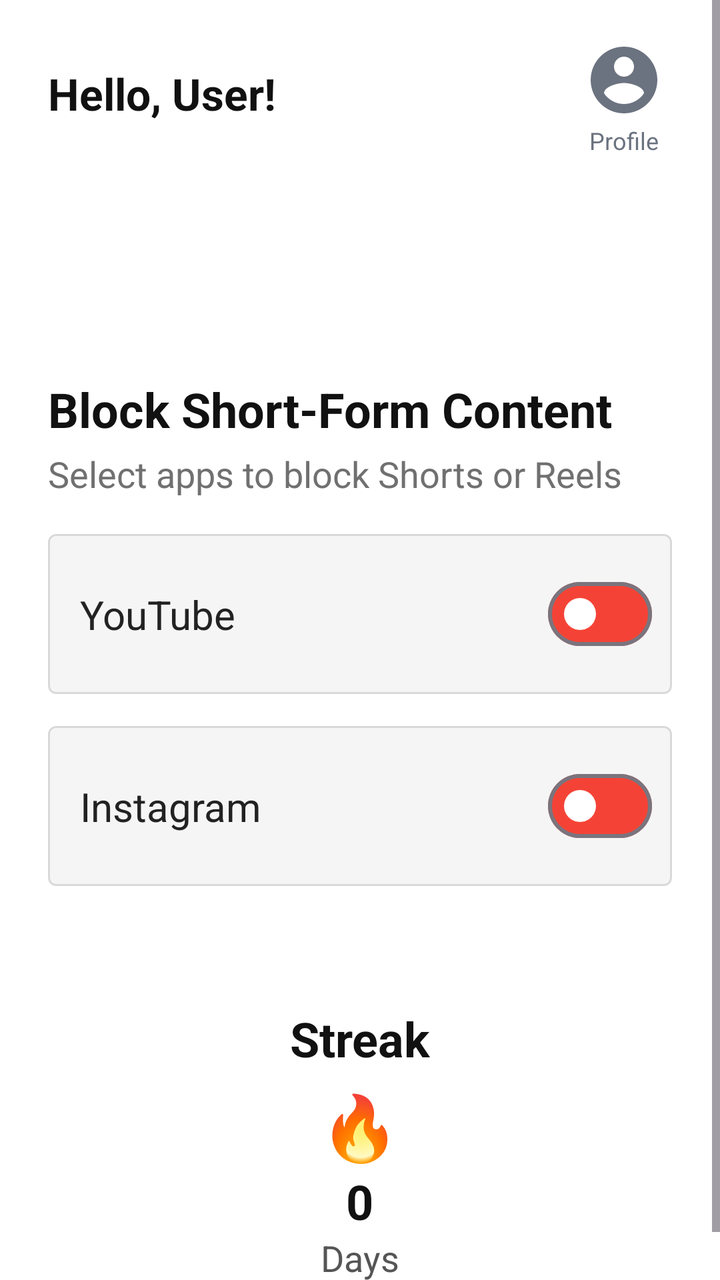
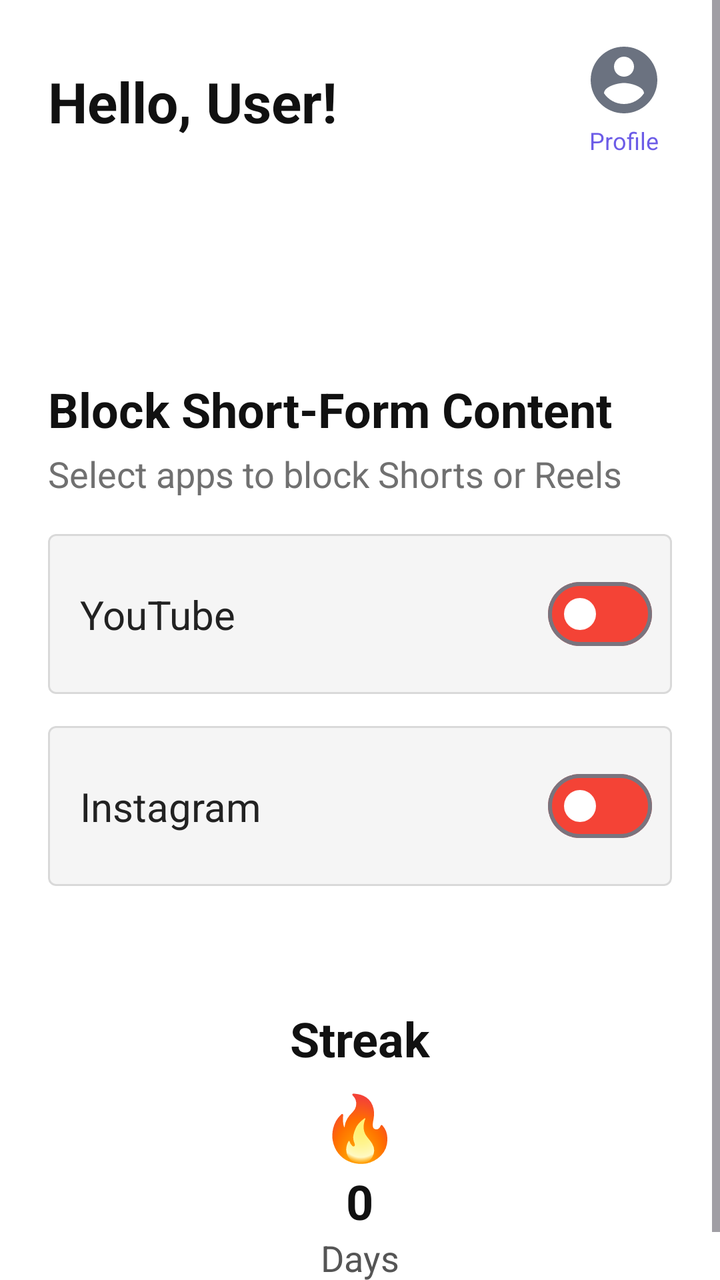

The first picture is an Android layout as it rendered before a commit; the second is the same layout after the commit. The layout source and the unified diff follow.
<!-- AndroidManifest.xml: application theme Theme.ShortFormBlocker -->
<!-- res/layout/fragment_home.xml -->
<?xml version="1.0" encoding="utf-8"?>
<androidx.constraintlayout.widget.ConstraintLayout
    xmlns:android="http://schemas.android.com/apk/res/android"
    xmlns:app="http://schemas.android.com/apk/res-auto"
    xmlns:tools="http://schemas.android.com/tools"
    android:layout_width="match_parent"
    android:layout_height="match_parent"
    android:background="#FFFFFF"
    tools:context=".HomeFragment">

    <ScrollView
        android:id="@+id/homeScrollView"
        android:layout_width="0dp"
        android:layout_height="0dp"
        android:fillViewport="true"
        app:layout_constraintTop_toTopOf="parent"
        app:layout_constraintBottom_toBottomOf="parent"
        app:layout_constraintStart_toStartOf="parent"
        app:layout_constraintEnd_toEndOf="parent">

        <LinearLayout
            android:layout_width="match_parent"
            android:layout_height="wrap_content"
            android:orientation="vertical"
            android:paddingStart="24dp"
            android:paddingEnd="24dp"
            android:paddingTop="20dp"
            android:paddingBottom="24dp">

            
            <androidx.constraintlayout.widget.ConstraintLayout
                android:layout_width="match_parent"
                android:layout_height="wrap_content">

                <TextView
                    android:id="@+id/greetingTextView"
                    android:layout_width="wrap_content"
                    android:layout_height="wrap_content"
                    android:layout_marginTop="12dp"
                    android:text="Hello, User!"
                    android:textColor="#111111"
                    android:textSize="22sp"
                    android:textStyle="bold"
                    app:layout_constraintStart_toStartOf="parent"
                    app:layout_constraintTop_toTopOf="parent" />

                <LinearLayout
                    android:id="@+id/profileContainer"
                    android:layout_width="wrap_content"
                    android:layout_height="wrap_content"
                    android:gravity="center"
                    android:orientation="vertical"
                    android:clickable="true"
                    app:layout_constraintEnd_toEndOf="parent"
                    app:layout_constraintTop_toTopOf="parent">

                    <ImageView
                        android:id="@+id/profileImageView"
                        android:layout_width="48dp"
                        android:layout_height="40dp"
                        android:contentDescription="Profile"
                        android:src="@drawable/ic_account_circle"
                        app:tint="#6B7280" />

                    <TextView
                        android:id="@+id/profileTextView"
                        android:layout_width="wrap_content"
                        android:layout_height="wrap_content"
                        android:layout_marginTop="2dp"
                        android:text="Profile"
                        android:textColor="#6B7280"
                        android:textSize="12sp" />

                </LinearLayout>
            </androidx.constraintlayout.widget.ConstraintLayout>

            
            <TextView
                android:id="@+id/blockTitleTextView"
                android:layout_width="wrap_content"
                android:layout_height="wrap_content"
                android:layout_marginTop="110dp"
                android:text="Block Short-Form Content"
                android:textColor="#111111"
                android:textSize="24sp"
                android:textStyle="bold" />

            <TextView
                android:id="@+id/blockSubtitleTextView"
                android:layout_width="wrap_content"
                android:layout_height="wrap_content"
                android:layout_marginTop="4dp"
                android:text="Select apps to block Shorts or Reels"
                android:textColor="#707070"
                android:textSize="18sp" />

            
            <com.google.android.material.card.MaterialCardView
                android:id="@+id/youtubeCard"
                android:layout_width="match_parent"
                android:layout_height="80dp"
                android:layout_marginTop="18dp"
                app:cardCornerRadius="4dp"
                app:cardElevation="0dp"
                app:strokeColor="#D9D9D9"
                app:cardBackgroundColor="#F5F5F5"
                app:strokeWidth="1dp">

                <androidx.constraintlayout.widget.ConstraintLayout
                    android:layout_width="match_parent"
                    android:layout_height="match_parent"
                    android:paddingStart="16dp"
                    android:paddingEnd="10dp">

                    <TextView
                        android:id="@+id/youtubeTextView"
                        android:layout_width="wrap_content"
                        android:layout_height="wrap_content"
                        android:text="YouTube"
                        android:textColor="#222222"
                        android:textSize="20sp"
                        app:layout_constraintBottom_toBottomOf="parent"
                        app:layout_constraintStart_toStartOf="parent"
                        app:layout_constraintTop_toTopOf="parent" />

                    <com.google.android.material.materialswitch.MaterialSwitch
                        android:id="@+id/youtubeSwitch"
                        android:layout_width="wrap_content"
                        android:layout_height="wrap_content"
                        app:trackTint="@color/switch_toggle_color"
                        app:thumbTint="#FFFFFF"
                        app:layout_constraintBottom_toBottomOf="parent"
                        app:layout_constraintEnd_toEndOf="parent"
                        app:layout_constraintTop_toTopOf="parent" />

                </androidx.constraintlayout.widget.ConstraintLayout>
            </com.google.android.material.card.MaterialCardView>

            
            <com.google.android.material.card.MaterialCardView
                android:id="@+id/instagramCard"
                android:layout_width="match_parent"
                android:layout_height="80dp"
                android:layout_marginTop="16dp"
                app:cardCornerRadius="4dp"
                app:cardElevation="0dp"
                app:strokeColor="#D9D9D9"
                app:cardBackgroundColor="#F5F5F5"
                app:strokeWidth="1dp">

                <androidx.constraintlayout.widget.ConstraintLayout
                    android:layout_width="match_parent"
                    android:layout_height="match_parent"
                    android:paddingStart="16dp"
                    android:paddingEnd="10dp">

                    <TextView
                        android:id="@+id/instagramTextView"
                        android:layout_width="wrap_content"
                        android:layout_height="wrap_content"
                        android:text="Instagram"
                        android:textColor="#222222"
                        android:textSize="20sp"
                        app:layout_constraintBottom_toBottomOf="parent"
                        app:layout_constraintStart_toStartOf="parent"
                        app:layout_constraintTop_toTopOf="parent" />

                    <com.google.android.material.materialswitch.MaterialSwitch
                        android:id="@+id/instagramSwitch"
                        android:layout_width="wrap_content"
                        android:layout_height="wrap_content"
                        app:trackTint="@color/switch_toggle_color"
                        app:thumbTint="#FFFFFF"
                        app:layout_constraintBottom_toBottomOf="parent"
                        app:layout_constraintEnd_toEndOf="parent"
                        app:layout_constraintTop_toTopOf="parent" />

                </androidx.constraintlayout.widget.ConstraintLayout>
            </com.google.android.material.card.MaterialCardView>

            
            <LinearLayout
                android:id="@+id/streakContainer"
                android:layout_width="match_parent"
                android:layout_height="wrap_content"
                android:layout_marginTop="60dp"
                android:gravity="center"
                android:orientation="vertical">

                <TextView
                    android:id="@+id/streakTitleTextView"
                    android:layout_width="wrap_content"
                    android:layout_height="wrap_content"
                    android:text="Streak"
                    android:textColor="#111111"
                    android:textSize="24sp"
                    android:textStyle="bold" />

                <TextView
                    android:id="@+id/streakEmojiTextView"
                    android:layout_width="wrap_content"
                    android:layout_height="wrap_content"
                    android:layout_marginTop="6dp"
                    android:text="🔥"
                    android:textSize="32sp" />

                <TextView
                    android:id="@+id/streakCountTextView"
                    android:layout_width="wrap_content"
                    android:layout_height="wrap_content"
                    android:text="0"
                    android:textColor="#111111"
                    android:textSize="24sp"
                    android:textStyle="bold" />

                <TextView
                    android:id="@+id/streakDaysTextView"
                    android:layout_width="wrap_content"
                    android:layout_height="wrap_content"
                    android:text="Days"
                    android:textColor="#555555"
                    android:textSize="18sp" />
            </LinearLayout>
        </LinearLayout>
    </ScrollView>
</androidx.constraintlayout.widget.ConstraintLayout>
<!-- resources referenced by this layout -->
<resources>
  <!-- drawable ic_account_circle (drawable) -->
  <vector xmlns:android="http://schemas.android.com/apk/res/android" android:height="24dp" android:tint="#000000" android:viewportHeight="24" android:viewportWidth="24" android:width="24dp">
        
      <path android:fillColor="@android:color/white" android:pathData="M12,2C6.48,2 2,6.48 2,12s4.48,10 10,10 10,-4.48 10,-10S17.52,2 12,2zM12,5c1.66,0 3,1.34 3,3s-1.34,3 -3,3 -3,-1.34 -3,-3 1.34,-3 3,-3zM12,19.2c-2.5,0 -4.71,-1.28 -6,-3.22 0.03,-1.99 4,-3.08 6,-3.08 1.99,0 5.97,1.09 6,3.08 -1.29,1.94 -3.5,3.22 -6,3.22z"/>
      
  </vector>
  <style name="Theme.ShortFormBlocker" parent="Base.Theme.ShortFormBlocker" />
  <style name="Base.Theme.ShortFormBlocker" parent="Theme.Material3.DayNight.NoActionBar">
          
          
      </style>
</resources>

<!-- the commit's change to res/layout/fragment_home.xml (unified diff, before → after) -->
@@ -39,7 +39,7 @@
                     android:layout_marginTop="12dp"
                     android:text="Hello, User!"
                     android:textColor="#111111"
-                    android:textSize="22sp"
+                    android:textSize="28sp"
                     android:textStyle="bold"
                     app:layout_constraintStart_toStartOf="parent"
                     app:layout_constraintTop_toTopOf="parent" />
@@ -68,7 +68,7 @@
                         android:layout_height="wrap_content"
                         android:layout_marginTop="2dp"
                         android:text="Profile"
-                        android:textColor="#6B7280"
+                        android:textColor="@color/app_purple"
                         android:textSize="12sp" />
 
                 </LinearLayout>
<!-- resource entries referenced after the edit -->
@@ -1,5 +1,6 @@
 <!-- resources referenced by this layout -->
 <resources>
+  <color name="app_purple">#6C5CE7</color>
   <!-- drawable ic_account_circle (drawable) -->
   <vector xmlns:android="http://schemas.android.com/apk/res/android" android:height="24dp" android:tint="#000000" android:viewportHeight="24" android:viewportWidth="24" android:width="24dp">
         
